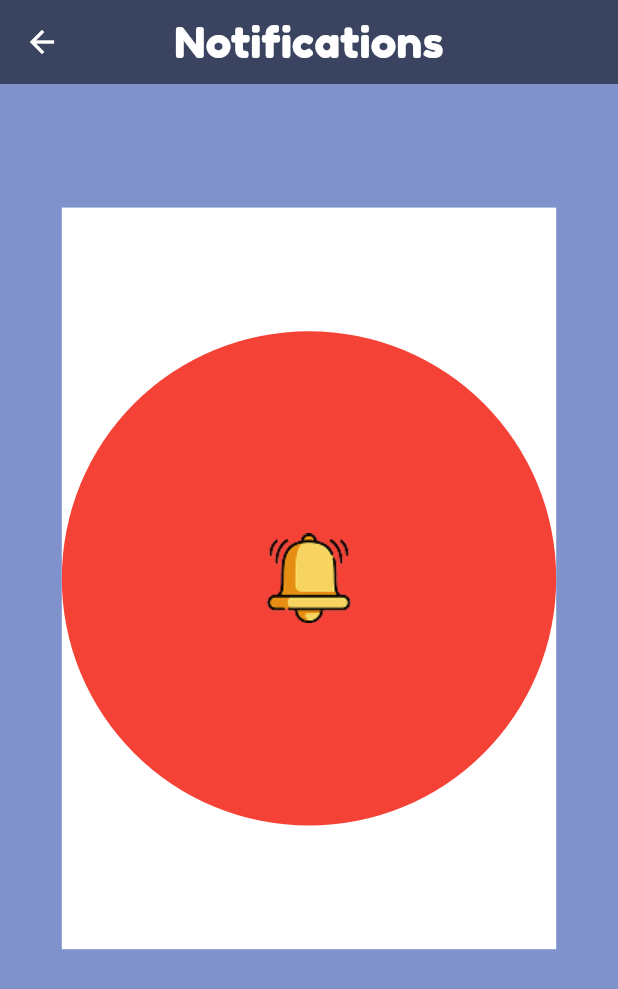
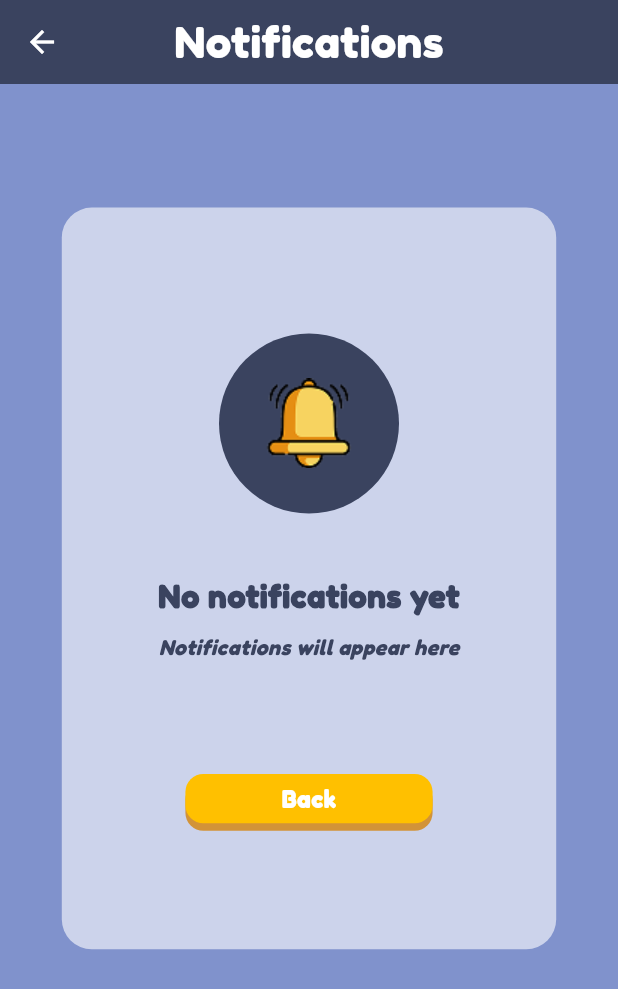
Before and after one commit to nazikanshaffAM/spello_onebysix, a Flutter app: the NotificationsPage screen opened by its route, on a phone screen of 412 x 824 dp. Shown: the top 989 px of the screen. Run offline on Flutter 3.47's test engine with Material 3 defaults, Android fonts, the phone set to English and light mode, and no system bars; our stand-ins replace fl_chart, flutter_slidable, lottie, shared_preferences, shelf, smooth_page_indicator; missing offline and left inert: record, shelf_router, tutorial_coach_mark; accounts and stored records are empty; project files that could hold a hidden picture were left out.

```diff
--- a/Frontend/lib/main.dart
+++ b/Frontend/lib/main.dart
@@ -33,7 +33,7 @@ class MyApp extends StatelessWidget {
     return MaterialApp(
       debugShowCheckedModeBanner: false,
       theme: ThemeData(scaffoldBackgroundColor: const Color(0xFF8092CC)),
-      home: NotificationsPage(),
+      home: LoginPage(),
       // home: HomeScreen(
       //   userData: {'name': 'John Doe', 'email': 'johndoe@example.com'}),
       routes: {
--- a/Frontend/lib/pages/HomePages/MainPages/notifications_page.dart
+++ b/Frontend/lib/pages/HomePages/MainPages/notifications_page.dart
@@ -1,4 +1,5 @@
 import 'package:flutter/material.dart';
+import 'package:spello_frontend/util/custom_elevated_button.dart';
 
 class NotificationsPage extends StatefulWidget {
   @override
@@ -14,6 +15,7 @@ class _NotificationsPageState extends State<NotificationsPage> {
     final screenHeight = MediaQuery.of(context).size.height;
 
     return Scaffold(
+      backgroundColor: Color(0xFF8092CC), // Set background to white
       appBar: AppBar(
         title: Text(
           "Notifications",
@@ -26,25 +28,66 @@ class _NotificationsPageState extends State<NotificationsPage> {
         foregroundColor: Colors.white,
         centerTitle: true,
       ),
-        body: Column(children: [
-          SizedBox(
-            height: screenHeight * 0.1,
-          ),
+      body: Column(
+        children: [
+          SizedBox(height: screenHeight * 0.1),
           Center(
             child: Container(
               height: screenHeight * 0.6,
               width: screenWidth * 0.8,
-              color: Colors.white,
-              child: CircleAvatar(
-                backgroundColor: Colors.red,
-                radius: 20,
+              decoration: BoxDecoration(
+                color: Colors.white60,
+                borderRadius: BorderRadius.circular(20), // Rounded corners
+              ),
+              child: Column(
+                mainAxisAlignment: MainAxisAlignment.center,
+                crossAxisAlignment: CrossAxisAlignment.center,
+                children: [
+                  CircleAvatar(
+                    backgroundColor: Color(0xFF3A435F),
+                    radius: 60,
                     child: Image.asset("assets/images/notification.png"),
+                  ),
+                  SizedBox(height: screenHeight * 0.05),
+                  Text(
+                    "No notifications yet",
+                    style: TextStyle(
+                      fontSize: screenWidth * 0.05,
+                      fontWeight: FontWeight.bold,
+                      fontFamily: "Fredoka One",
+                      color: Color(0xFF3A435F),
+                    ),
+                  ),
+                  SizedBox(height: screenHeight * 0.01),
+                  Text(
+                    "Notifications will appear here",
+                    style: TextStyle(
+                      fontSize: screenWidth * 0.035,
+                      fontStyle: FontStyle.italic,
+                      fontFamily: "Fredoka",
+                      fontWeight: FontWeight.bold,
+                      color: Color(0xFF3A435F),
+                    ),
+                  ),
+                  SizedBox(height: screenHeight * 0.09),
+                  CustomElevatedButton(
+                    buttonLength: screenWidth * 0.4,
+                    buttonHeight: screenHeight * 0.04,
+                    buttonName: "Back",
+                    primaryColor: 0xFFFFC000,
+                    shadowColor: 0xFFD29338,
+                    textColor: Colors.white,
+                    onPressed: () {
+                      Navigator.pop(context); // Go back to the previous page
+                    },
+                  ),
+                ],
               ),
             ),
           ),
-          SizedBox(
-            height: screenHeight * 0.2,
-          )
-        ]));
+          SizedBox(height: screenHeight * 0.2),
+        ],
+      ),
+    );
   }
 }
```
Lines whose indentation alone changed are shown as unchanged.
